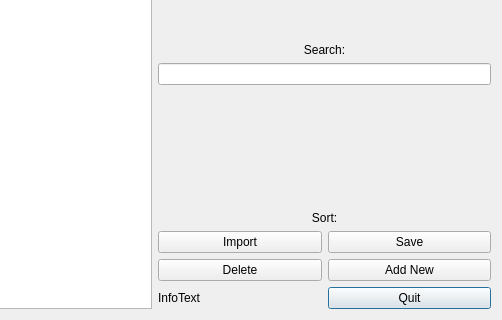
Qt form develop/ui/UIMailsDialog.ui (Albazos/Kuchen) before a commit; both pictures show x 192 to 694 and y 89 to 409 of the 694 by 409 pixel window.
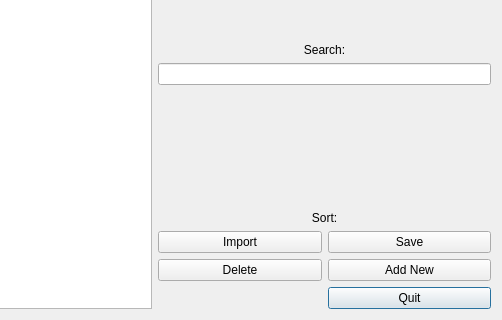
The same form after that commit.

Commit message: removed label

Diff of the .ui file:
```diff
--- a/develop/ui/UIMailsDialog.ui
+++ b/develop/ui/UIMailsDialog.ui
@@ -89,13 +89,6 @@
                </property>
               </widget>
              </item>
-             <item row="3" column="0">
-              <widget class="QLabel" name="labInfo">
-               <property name="text">
-                <string>InfoText</string>
-               </property>
-              </widget>
-             </item>
              <item row="2" column="0">
               <widget class="QPushButton" name="pbnDelete">
                <property name="text">
```
